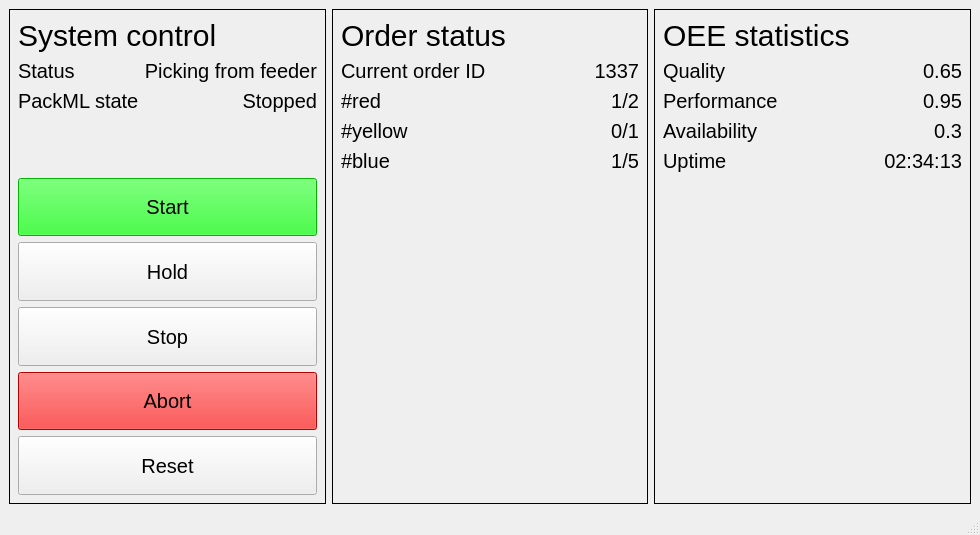
Old version of the form rsd/gui/ui_mainwindow.ui in the repository RasmusHaugaard/robot-system-design.
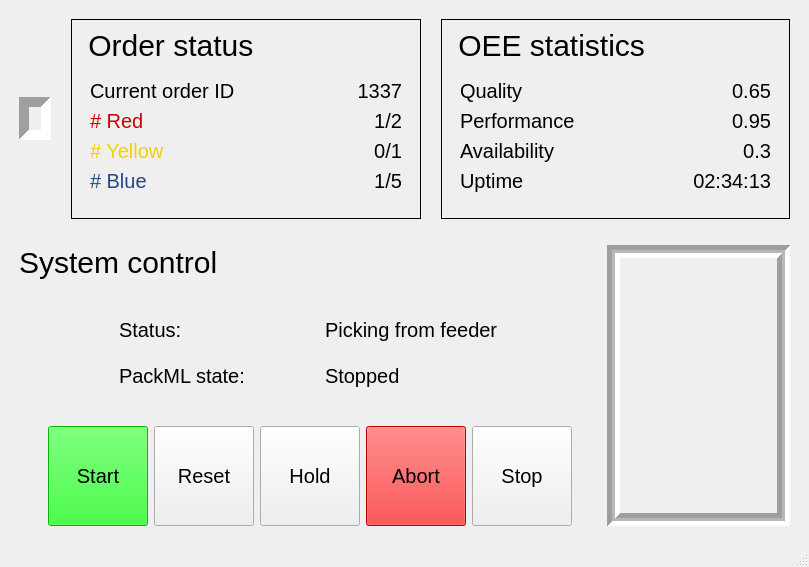
New version of the form. Icons and pictures are not drawn.

```diff
--- a/rsd/gui/ui_mainwindow.ui
+++ b/rsd/gui/ui_mainwindow.ui
@@ -6,8 +6,8 @@
    <rect>
     <x>0</x>
     <y>0</y>
-    <width>980</width>
-    <height>535</height>
+    <width>809</width>
+    <height>567</height>
    </rect>
   </property>
   <property name="windowTitle">
@@ -55,184 +55,81 @@
 
 </string>
    </property>
-   <layout class="QHBoxLayout" name="horizontalLayout">
+   <layout class="QVBoxLayout" name="verticalLayout_3">
     <item>
-     <widget class="QWidget" name="leftPanel" native="true">
-      <property name="styleSheet">
-       <string notr="true"/>
+     <layout class="QHBoxLayout" name="horizontalLayout_12">
+      <property name="spacing">
+       <number>20</number>
       </property>
-      <layout class="QVBoxLayout" name="verticalLayout">
-       <item>
-        <widget class="QLabel" name="label_7">
-         <property name="styleSheet">
-          <string notr="true">font: 30px</string>
-         </property>
-         <property name="text">
-          <string>System control</string>
-         </property>
-        </widget>
-       </item>
-       <item>
-        <layout class="QHBoxLayout" name="horizontalLayout_2">
-         <item>
-          <widget class="QLabel" name="label_4">
-           <property name="layoutDirection">
-            <enum>Qt::LeftToRight</enum>
-           </property>
-           <property name="styleSheet">
-            <string notr="true">QLabel
-{
-alignment: AlignHLeft
-}</string>
-           </property>
-           <property name="text">
-            <string>Status</string>
-           </property>
-           <property name="alignment">
-            <set>Qt::AlignLeading|Qt::AlignLeft|Qt::AlignVCenter</set>
-           </property>
-          </widget>
-         </item>
+      <property name="leftMargin">
+       <number>10</number>
+      </property>
+      <property name="topMargin">
+       <number>10</number>
+      </property>
+      <property name="rightMargin">
+       <number>10</number>
+      </property>
+      <property name="bottomMargin">
+       <number>10</number>
+      </property>
          <item>
-          <widget class="QLabel" name="statusLabel">
-           <property name="text">
-            <string>Picking from feeder</string>
-           </property>
-           <property name="alignment">
-            <set>Qt::AlignRight|Qt::AlignTrailing|Qt::AlignVCenter</set>
-           </property>
-          </widget>
-         </item>
-        </layout>
-       </item>
-       <item>
-        <layout class="QHBoxLayout" name="horizontalLayout_3">
-         <item>
-          <widget class="QLabel" name="label_13">
-           <property name="text">
-            <string>PackML state</string>
-           </property>
-           <property name="alignment">
-            <set>Qt::AlignLeading|Qt::AlignLeft|Qt::AlignVCenter</set>
-           </property>
-          </widget>
-         </item>
-         <item>
-          <widget class="QLabel" name="packmlStateLabel">
-           <property name="text">
-            <string>Stopped</string>
-           </property>
-           <property name="alignment">
-            <set>Qt::AlignRight|Qt::AlignTrailing|Qt::AlignVCenter</set>
-           </property>
-          </widget>
-         </item>
-        </layout>
-       </item>
-       <item>
-        <spacer name="verticalSpacer">
-         <property name="orientation">
-          <enum>Qt::Vertical</enum>
-         </property>
-         <property name="sizeHint" stdset="0">
+       <widget class="QLabel" name="label_10">
+        <property name="sizePolicy">
+         <sizepolicy hsizetype="Fixed" vsizetype="Fixed">
+          <horstretch>0</horstretch>
+          <verstretch>0</verstretch>
+         </sizepolicy>
+        </property>
+        <property name="minimumSize">
           <size>
-           <width>20</width>
-           <height>40</height>
-          </size>
-         </property>
-        </spacer>
-       </item>
-       <item>
-        <widget class="QPushButton" name="startButton">
-         <property name="sizePolicy">
-          <sizepolicy hsizetype="Minimum" vsizetype="Expanding">
-           <horstretch>0</horstretch>
-           <verstretch>0</verstretch>
-          </sizepolicy>
-         </property>
-         <property name="styleSheet">
-          <string notr="true">QPushButton
-{
-color: rgb(0,0, 0);
-background-color: #00FF00;
-}
-
-</string>
-         </property>
-         <property name="text">
-          <string>Start</string>
-         </property>
-        </widget>
-       </item>
-       <item>
-        <widget class="QPushButton" name="pauseButton">
-         <property name="sizePolicy">
-          <sizepolicy hsizetype="Minimum" vsizetype="Expanding">
-           <horstretch>0</horstretch>
-           <verstretch>0</verstretch>
-          </sizepolicy>
-         </property>
-         <property name="styleSheet">
-          <string notr="true">backgrond: black</string>
+          <width>0</width>
+          <height>0</height>
+         </size>
+        </property>
+        <property name="contextMenuPolicy">
+         <enum>Qt::NoContextMenu</enum>
+        </property>
+        <property name="frameShape">
+         <enum>QFrame::Panel</enum>
+        </property>
+        <property name="frameShadow">
+         <enum>QFrame::Sunken</enum>
+        </property>
+        <property name="lineWidth">
+         <number>10</number>
+        </property>
+        <property name="midLineWidth">
+         <number>3</number>
          </property>
          <property name="text">
-          <string>Hold</string>
-         </property>
-        </widget>
-       </item>
-       <item>
-        <widget class="QPushButton" name="stopButton">
-         <property name="sizePolicy">
-          <sizepolicy hsizetype="Minimum" vsizetype="Expanding">
-           <horstretch>0</horstretch>
-           <verstretch>0</verstretch>
-          </sizepolicy>
-         </property>
-         <property name="text">
-          <string>Stop</string>
-         </property>
-        </widget>
-       </item>
-       <item>
-        <widget class="QPushButton" name="abortButton">
-         <property name="sizePolicy">
-          <sizepolicy hsizetype="Minimum" vsizetype="Expanding">
-           <horstretch>0</horstretch>
-           <verstretch>0</verstretch>
-          </sizepolicy>
-         </property>
-         <property name="styleSheet">
-          <string notr="true">QPushButton
-{
-color: rgb(0,0, 0);
-background-color: #FF0000;
-}
-
-</string>
-         </property>
-         <property name="text">
-          <string>Abort</string>
-         </property>
-        </widget>
-       </item>
-       <item>
-        <widget class="QPushButton" name="resetButton">
-         <property name="sizePolicy">
-          <sizepolicy hsizetype="Minimum" vsizetype="Expanding">
-           <horstretch>0</horstretch>
-           <verstretch>0</verstretch>
-          </sizepolicy>
-         </property>
-         <property name="text">
-          <string>Reset</string>
-         </property>
-        </widget>
-       </item>
-      </layout>
+         <string/>
+        </property>
+        <property name="pixmap">
+         <pixmap resource="../../../Downloads/resources.qrc">:/image/logo.jpg</pixmap>
+        </property>
+        <property name="alignment">
+         <set>Qt::AlignHCenter|Qt::AlignTop</set>
+        </property>
+        <property name="margin">
+         <number>0</number>
+        </property>
      </widget>
     </item>
     <item>
      <widget class="QWidget" name="middlePanel_2" native="true">
+        <property name="sizePolicy">
+         <sizepolicy hsizetype="Preferred" vsizetype="Fixed">
+          <horstretch>0</horstretch>
+          <verstretch>0</verstretch>
+         </sizepolicy>
+        </property>
+        <property name="minimumSize">
+         <size>
+          <width>200</width>
+          <height>170</height>
+         </size>
+        </property>
       <property name="styleSheet">
        <string notr="true"/>
       </property>
@@ -251,17 +148,47 @@
           <string notr="true">font: 30px</string>
          </property>
          <property name="text">
-          <string>Order status</string>
+            <string> Order status</string>
          </property>
          <property name="alignment">
           <set>Qt::AlignLeading|Qt::AlignLeft|Qt::AlignVCenter</set>
          </property>
         </widget>
        </item>
+         <item>
+          <spacer name="verticalSpacer_7">
+           <property name="orientation">
+            <enum>Qt::Vertical</enum>
+           </property>
+           <property name="sizeType">
+            <enum>QSizePolicy::Fixed</enum>
+           </property>
+           <property name="sizeHint" stdset="0">
+            <size>
+             <width>20</width>
+             <height>10</height>
+            </size>
+           </property>
+          </spacer>
+         </item>
        <item>
         <layout class="QHBoxLayout" name="horizontalLayout_4">
+           <property name="leftMargin">
+            <number>10</number>
+           </property>
+           <property name="rightMargin">
+            <number>10</number>
+           </property>
          <item>
           <widget class="QLabel" name="label_2">
+             <property name="font">
+              <font>
+               <pointsize>-1</pointsize>
+               <weight>50</weight>
+               <italic>false</italic>
+               <bold>false</bold>
+              </font>
+             </property>
            <property name="text">
             <string>Current order ID</string>
            </property>
@@ -272,6 +199,14 @@
          </item>
          <item>
           <widget class="QLabel" name="orderIDLabel">
+             <property name="font">
+              <font>
+               <pointsize>-1</pointsize>
+               <weight>50</weight>
+               <italic>false</italic>
+               <bold>false</bold>
+              </font>
+             </property>
            <property name="text">
             <string>1337</string>
            </property>
@@ -284,10 +219,28 @@
        </item>
        <item>
         <layout class="QHBoxLayout" name="horizontalLayout_8">
+           <property name="leftMargin">
+            <number>10</number>
+           </property>
+           <property name="rightMargin">
+            <number>10</number>
+           </property>
          <item>
           <widget class="QLabel" name="label_14">
+             <property name="font">
+              <font>
+               <pointsize>-1</pointsize>
+               <weight>50</weight>
+               <italic>false</italic>
+               <bold>false</bold>
+              </font>
+             </property>
+             <property name="styleSheet">
+              <string notr="true">color: rgb(204, 0, 0);
+</string>
+             </property>
            <property name="text">
-            <string>#red</string>
+              <string># Red</string>
            </property>
            <property name="alignment">
             <set>Qt::AlignLeading|Qt::AlignLeft|Qt::AlignVCenter</set>
@@ -296,6 +249,14 @@
          </item>
          <item>
           <widget class="QLabel" name="numRedLabel">
+             <property name="font">
+              <font>
+               <pointsize>-1</pointsize>
+               <weight>50</weight>
+               <italic>false</italic>
+               <bold>false</bold>
+              </font>
+             </property>
            <property name="text">
             <string>1/2</string>
            </property>
@@ -308,10 +269,28 @@
        </item>
        <item>
         <layout class="QHBoxLayout" name="horizontalLayout_10">
+           <property name="leftMargin">
+            <number>10</number>
+           </property>
+           <property name="rightMargin">
+            <number>10</number>
+           </property>
          <item>
           <widget class="QLabel" name="label_17">
+             <property name="font">
+              <font>
+               <pointsize>-1</pointsize>
+               <weight>50</weight>
+               <italic>false</italic>
+               <bold>false</bold>
+              </font>
+             </property>
+             <property name="styleSheet">
+              <string notr="true">color: rgb(237, 212, 0);
+</string>
+             </property>
            <property name="text">
-            <string>#yellow</string>
+              <string># Yellow</string>
            </property>
            <property name="alignment">
             <set>Qt::AlignLeading|Qt::AlignLeft|Qt::AlignVCenter</set>
@@ -320,6 +299,14 @@
          </item>
          <item>
           <widget class="QLabel" name="numYellowLabel">
+             <property name="font">
+              <font>
+               <pointsize>-1</pointsize>
+               <weight>50</weight>
+               <italic>false</italic>
+               <bold>false</bold>
+              </font>
+             </property>
            <property name="text">
             <string>0/1</string>
            </property>
@@ -332,10 +319,30 @@
        </item>
        <item>
         <layout class="QHBoxLayout" name="horizontalLayout_9">
+           <property name="leftMargin">
+            <number>10</number>
+           </property>
+           <property name="rightMargin">
+            <number>10</number>
+           </property>
          <item>
           <widget class="QLabel" name="label_19">
+             <property name="font">
+              <font>
+               <pointsize>-1</pointsize>
+               <weight>50</weight>
+               <italic>false</italic>
+               <bold>false</bold>
+              </font>
+             </property>
+             <property name="autoFillBackground">
+              <bool>false</bool>
+             </property>
+             <property name="styleSheet">
+              <string notr="true">color: rgb(32, 74, 135);</string>
+             </property>
            <property name="text">
-            <string>#blue</string>
+              <string># Blue</string>
            </property>
            <property name="alignment">
             <set>Qt::AlignLeading|Qt::AlignLeft|Qt::AlignVCenter</set>
@@ -344,6 +351,14 @@
          </item>
          <item>
           <widget class="QLabel" name="numBlueLabel">
+             <property name="font">
+              <font>
+               <pointsize>-1</pointsize>
+               <weight>50</weight>
+               <italic>false</italic>
+               <bold>false</bold>
+              </font>
+             </property>
            <property name="text">
             <string>1/5</string>
            </property>
@@ -372,25 +387,75 @@
     </item>
     <item>
      <widget class="QWidget" name="rightPanel" native="true">
+        <property name="sizePolicy">
+         <sizepolicy hsizetype="Preferred" vsizetype="Fixed">
+          <horstretch>0</horstretch>
+          <verstretch>0</verstretch>
+         </sizepolicy>
+        </property>
+        <property name="minimumSize">
+         <size>
+          <width>200</width>
+          <height>170</height>
+         </size>
+        </property>
       <property name="styleSheet">
        <string notr="true"/>
       </property>
       <layout class="QVBoxLayout" name="verticalLayout_2">
        <item>
         <widget class="QLabel" name="label_3">
+           <property name="font">
+            <font>
+             <pointsize>-1</pointsize>
+             <weight>50</weight>
+             <italic>false</italic>
+             <bold>false</bold>
+            </font>
+           </property>
          <property name="styleSheet">
           <string notr="true">font: 30px
 </string>
          </property>
          <property name="text">
-          <string>OEE statistics</string>
+            <string> OEE statistics</string>
          </property>
         </widget>
        </item>
+         <item>
+          <spacer name="verticalSpacer_6">
+           <property name="orientation">
+            <enum>Qt::Vertical</enum>
+           </property>
+           <property name="sizeType">
+            <enum>QSizePolicy::Fixed</enum>
+           </property>
+           <property name="sizeHint" stdset="0">
+            <size>
+             <width>20</width>
+             <height>10</height>
+            </size>
+           </property>
+          </spacer>
+         </item>
        <item>
         <layout class="QHBoxLayout" name="horizontalLayout_7">
+           <property name="leftMargin">
+            <number>10</number>
+           </property>
+           <property name="rightMargin">
+            <number>10</number>
+           </property>
          <item>
           <widget class="QLabel" name="label_11">
+             <property name="font">
+              <font>
+               <pointsize>-1</pointsize>
+               <weight>50</weight>
+               <italic>false</italic>
+               <bold>false</bold>
+              </font>
+             </property>
            <property name="text">
             <string>Quality</string>
            </property>
@@ -401,6 +466,14 @@
          </item>
          <item>
           <widget class="QLabel" name="qualityLabel">
+             <property name="font">
+              <font>
+               <pointsize>-1</pointsize>
+               <weight>50</weight>
+               <italic>false</italic>
+               <bold>false</bold>
+              </font>
+             </property>
            <property name="text">
             <string>0.65</string>
            </property>
@@ -413,8 +486,22 @@
        </item>
        <item>
         <layout class="QHBoxLayout" name="horizontalLayout_6">
+           <property name="leftMargin">
+            <number>10</number>
+           </property>
+           <property name="rightMargin">
+            <number>10</number>
+           </property>
          <item>
           <widget class="QLabel" name="label_9">
+             <property name="font">
+              <font>
+               <pointsize>-1</pointsize>
+               <weight>50</weight>
+               <italic>false</italic>
+               <bold>false</bold>
+              </font>
+             </property>
            <property name="text">
             <string>Performance</string>
            </property>
@@ -425,6 +512,14 @@
          </item>
          <item>
           <widget class="QLabel" name="performanceLabel">
+             <property name="font">
+              <font>
+               <pointsize>-1</pointsize>
+               <weight>50</weight>
+               <italic>false</italic>
+               <bold>false</bold>
+              </font>
+             </property>
            <property name="text">
             <string>0.95</string>
            </property>
@@ -437,8 +532,22 @@
        </item>
        <item>
         <layout class="QHBoxLayout" name="horizontalLayout_5">
+           <property name="leftMargin">
+            <number>10</number>
+           </property>
+           <property name="rightMargin">
+            <number>10</number>
+           </property>
          <item>
           <widget class="QLabel" name="label_8">
+             <property name="font">
+              <font>
+               <pointsize>-1</pointsize>
+               <weight>50</weight>
+               <italic>false</italic>
+               <bold>false</bold>
+              </font>
+             </property>
            <property name="text">
             <string>Availability</string>
            </property>
@@ -449,6 +558,14 @@
          </item>
          <item>
           <widget class="QLabel" name="availabilityLabel">
+             <property name="font">
+              <font>
+               <pointsize>-1</pointsize>
+               <weight>50</weight>
+               <italic>false</italic>
+               <bold>false</bold>
+              </font>
+             </property>
            <property name="text">
             <string>0.3</string>
            </property>
@@ -461,8 +578,22 @@
        </item>
        <item>
         <layout class="QHBoxLayout" name="horizontalLayout_11">
+           <property name="leftMargin">
+            <number>10</number>
+           </property>
+           <property name="rightMargin">
+            <number>10</number>
+           </property>
          <item>
           <widget class="QLabel" name="label_5">
+             <property name="font">
+              <font>
+               <pointsize>-1</pointsize>
+               <weight>50</weight>
+               <italic>false</italic>
+               <bold>false</bold>
+              </font>
+             </property>
            <property name="text">
             <string>Uptime</string>
            </property>
@@ -473,6 +604,14 @@
          </item>
          <item>
           <widget class="QLabel" name="label">
+             <property name="font">
+              <font>
+               <pointsize>-1</pointsize>
+               <weight>50</weight>
+               <italic>false</italic>
+               <bold>false</bold>
+              </font>
+             </property>
            <property name="text">
             <string>02:34:13</string>
            </property>
@@ -500,6 +639,472 @@
      </widget>
     </item>
    </layout>
+    </item>
+    <item>
+     <layout class="QHBoxLayout" name="horizontalLayout" stretch="5,0">
+      <property name="spacing">
+       <number>6</number>
+      </property>
+      <property name="leftMargin">
+       <number>10</number>
+      </property>
+      <property name="topMargin">
+       <number>10</number>
+      </property>
+      <property name="rightMargin">
+       <number>10</number>
+      </property>
+      <property name="bottomMargin">
+       <number>10</number>
+      </property>
+      <item>
+       <layout class="QHBoxLayout" name="horizontalLayout_14">
+        <property name="topMargin">
+         <number>0</number>
+        </property>
+        <item>
+         <layout class="QVBoxLayout" name="verticalLayout_5">
+          <item>
+           <widget class="QLabel" name="label_7">
+            <property name="font">
+             <font>
+              <pointsize>-1</pointsize>
+              <weight>50</weight>
+              <italic>false</italic>
+              <bold>false</bold>
+             </font>
+            </property>
+            <property name="styleSheet">
+             <string notr="true">font: 30px</string>
+            </property>
+            <property name="text">
+             <string>System control</string>
+            </property>
+            <property name="textFormat">
+             <enum>Qt::AutoText</enum>
+            </property>
+           </widget>
+          </item>
+          <item>
+           <spacer name="verticalSpacer">
+            <property name="orientation">
+             <enum>Qt::Vertical</enum>
+            </property>
+            <property name="sizeHint" stdset="0">
+             <size>
+              <width>20</width>
+              <height>20</height>
+             </size>
+            </property>
+           </spacer>
+          </item>
+          <item>
+           <layout class="QHBoxLayout" name="horizontalLayout_2">
+            <property name="leftMargin">
+             <number>100</number>
+            </property>
+            <property name="rightMargin">
+             <number>0</number>
+            </property>
+            <item>
+             <widget class="QLabel" name="label_4">
+              <property name="sizePolicy">
+               <sizepolicy hsizetype="Fixed" vsizetype="Minimum">
+                <horstretch>0</horstretch>
+                <verstretch>0</verstretch>
+               </sizepolicy>
+              </property>
+              <property name="minimumSize">
+               <size>
+                <width>200</width>
+                <height>40</height>
+               </size>
+              </property>
+              <property name="font">
+               <font>
+                <pointsize>-1</pointsize>
+                <weight>50</weight>
+                <italic>false</italic>
+                <bold>false</bold>
+               </font>
+              </property>
+              <property name="layoutDirection">
+               <enum>Qt::LeftToRight</enum>
+              </property>
+              <property name="styleSheet">
+               <string notr="true">QLabel
+{
+alignment: AlignHLeft
+}</string>
+              </property>
+              <property name="text">
+               <string>Status:</string>
+              </property>
+              <property name="alignment">
+               <set>Qt::AlignLeading|Qt::AlignLeft|Qt::AlignVCenter</set>
+              </property>
+             </widget>
+            </item>
+            <item>
+             <widget class="QLabel" name="statusLabel">
+              <property name="sizePolicy">
+               <sizepolicy hsizetype="Expanding" vsizetype="Fixed">
+                <horstretch>0</horstretch>
+                <verstretch>0</verstretch>
+               </sizepolicy>
+              </property>
+              <property name="minimumSize">
+               <size>
+                <width>50</width>
+                <height>40</height>
+               </size>
+              </property>
+              <property name="font">
+               <font>
+                <pointsize>-1</pointsize>
+                <weight>50</weight>
+                <italic>false</italic>
+                <bold>false</bold>
+               </font>
+              </property>
+              <property name="text">
+               <string>Picking from feeder</string>
+              </property>
+              <property name="alignment">
+               <set>Qt::AlignLeading|Qt::AlignLeft|Qt::AlignVCenter</set>
+              </property>
+             </widget>
+            </item>
+           </layout>
+          </item>
+          <item>
+           <layout class="QHBoxLayout" name="horizontalLayout_3">
+            <property name="leftMargin">
+             <number>100</number>
+            </property>
+            <item>
+             <widget class="QLabel" name="label_13">
+              <property name="sizePolicy">
+               <sizepolicy hsizetype="Fixed" vsizetype="Minimum">
+                <horstretch>0</horstretch>
+                <verstretch>0</verstretch>
+               </sizepolicy>
+              </property>
+              <property name="minimumSize">
+               <size>
+                <width>200</width>
+                <height>40</height>
+               </size>
+              </property>
+              <property name="font">
+               <font>
+                <pointsize>-1</pointsize>
+                <weight>50</weight>
+                <italic>false</italic>
+                <bold>false</bold>
+               </font>
+              </property>
+              <property name="text">
+               <string>PackML state:</string>
+              </property>
+              <property name="alignment">
+               <set>Qt::AlignLeading|Qt::AlignLeft|Qt::AlignVCenter</set>
+              </property>
+              <property name="wordWrap">
+               <bool>false</bool>
+              </property>
+             </widget>
+            </item>
+            <item>
+             <widget class="QLabel" name="packmlStateLabel">
+              <property name="sizePolicy">
+               <sizepolicy hsizetype="Expanding" vsizetype="Fixed">
+                <horstretch>0</horstretch>
+                <verstretch>0</verstretch>
+               </sizepolicy>
+              </property>
+              <property name="minimumSize">
+               <size>
+                <width>50</width>
+                <height>40</height>
+               </size>
+              </property>
+              <property name="font">
+               <font>
+                <pointsize>-1</pointsize>
+                <weight>50</weight>
+                <italic>false</italic>
+                <bold>false</bold>
+               </font>
+              </property>
+              <property name="styleSheet">
+               <string notr="true"/>
+              </property>
+              <property name="text">
+               <string>Stopped</string>
+              </property>
+              <property name="alignment">
+               <set>Qt::AlignLeading|Qt::AlignLeft|Qt::AlignVCenter</set>
+              </property>
+             </widget>
+            </item>
+           </layout>
+          </item>
+          <item>
+           <spacer name="verticalSpacer_4">
+            <property name="orientation">
+             <enum>Qt::Vertical</enum>
+            </property>
+            <property name="sizeType">
+             <enum>QSizePolicy::Expanding</enum>
+            </property>
+            <property name="sizeHint" stdset="0">
+             <size>
+              <width>20</width>
+              <height>20</height>
+             </size>
+            </property>
+           </spacer>
+          </item>
+          <item>
+           <layout class="QHBoxLayout" name="horizontalLayout_15">
+            <item>
+             <spacer name="horizontalSpacer_2">
+              <property name="orientation">
+               <enum>Qt::Horizontal</enum>
+              </property>
+              <property name="sizeType">
+               <enum>QSizePolicy::MinimumExpanding</enum>
+              </property>
+              <property name="sizeHint" stdset="0">
+               <size>
+                <width>20</width>
+                <height>20</height>
+               </size>
+              </property>
+             </spacer>
+            </item>
+            <item>
+             <widget class="QPushButton" name="startButton">
+              <property name="sizePolicy">
+               <sizepolicy hsizetype="Fixed" vsizetype="Fixed">
+                <horstretch>0</horstretch>
+                <verstretch>0</verstretch>
+               </sizepolicy>
+              </property>
+              <property name="minimumSize">
+               <size>
+                <width>100</width>
+                <height>100</height>
+               </size>
+              </property>
+              <property name="font">
+               <font>
+                <pointsize>-1</pointsize>
+                <weight>50</weight>
+                <italic>false</italic>
+                <bold>false</bold>
+               </font>
+              </property>
+              <property name="styleSheet">
+               <string notr="true">QPushButton
+{
+color: rgb(0,0, 0);
+background-color: #00FF00;
+}
+
+</string>
+              </property>
+              <property name="text">
+               <string>Start</string>
+              </property>
+             </widget>
+            </item>
+            <item>
+             <widget class="QPushButton" name="resetButton">
+              <property name="sizePolicy">
+               <sizepolicy hsizetype="Fixed" vsizetype="Fixed">
+                <horstretch>0</horstretch>
+                <verstretch>0</verstretch>
+               </sizepolicy>
+              </property>
+              <property name="minimumSize">
+               <size>
+                <width>100</width>
+                <height>100</height>
+               </size>
+              </property>
+              <property name="font">
+               <font>
+                <pointsize>-1</pointsize>
+                <weight>50</weight>
+                <italic>false</italic>
+                <bold>false</bold>
+               </font>
+              </property>
+              <property name="text">
+               <string>Reset</string>
+              </property>
+             </widget>
+            </item>
+            <item>
+             <widget class="QPushButton" name="pauseButton">
+              <property name="sizePolicy">
+               <sizepolicy hsizetype="Fixed" vsizetype="Fixed">
+                <horstretch>0</horstretch>
+                <verstretch>0</verstretch>
+               </sizepolicy>
+              </property>
+              <property name="minimumSize">
+               <size>
+                <width>100</width>
+                <height>100</height>
+               </size>
+              </property>
+              <property name="font">
+               <font>
+                <pointsize>-1</pointsize>
+                <weight>50</weight>
+                <italic>false</italic>
+                <bold>false</bold>
+               </font>
+              </property>
+              <property name="styleSheet">
+               <string notr="true">backgrond: black</string>
+              </property>
+              <property name="text">
+               <string>Hold</string>
+              </property>
+             </widget>
+            </item>
+            <item>
+             <widget class="QPushButton" name="abortButton">
+              <property name="enabled">
+               <bool>true</bool>
+              </property>
+              <property name="sizePolicy">
+               <sizepolicy hsizetype="Fixed" vsizetype="Fixed">
+                <horstretch>0</horstretch>
+                <verstretch>0</verstretch>
+               </sizepolicy>
+              </property>
+              <property name="minimumSize">
+               <size>
+                <width>100</width>
+                <height>100</height>
+               </size>
+              </property>
+              <property name="font">
+               <font>
+                <pointsize>-1</pointsize>
+                <weight>50</weight>
+                <italic>false</italic>
+                <bold>false</bold>
+               </font>
+              </property>
+              <property name="styleSheet">
+               <string notr="true">QPushButton
+{
+color: rgb(0,0, 0);
+background-color: #FF0000;
+}
+
+</string>
+              </property>
+              <property name="text">
+               <string>Abort</string>
+              </property>
+             </widget>
+            </item>
+            <item>
+             <widget class="QPushButton" name="stopButton">
+              <property name="sizePolicy">
+               <sizepolicy hsizetype="Fixed" vsizetype="Fixed">
+                <horstretch>0</horstretch>
+                <verstretch>0</verstretch>
+               </sizepolicy>
+              </property>
+              <property name="minimumSize">
+               <size>
+                <width>100</width>
+                <height>100</height>
+               </size>
+              </property>
+              <property name="baseSize">
+               <size>
+                <width>0</width>
+                <height>0</height>
+               </size>
+              </property>
+              <property name="font">
+               <font>
+                <pointsize>-1</pointsize>
+                <weight>50</weight>
+                <italic>false</italic>
+                <bold>false</bold>
+               </font>
+              </property>
+              <property name="text">
+               <string>Stop</string>
+              </property>
+             </widget>
+            </item>
+            <item>
+             <spacer name="horizontalSpacer">
+              <property name="orientation">
+               <enum>Qt::Horizontal</enum>
+              </property>
+              <property name="sizeType">
+               <enum>QSizePolicy::MinimumExpanding</enum>
+              </property>
+              <property name="sizeHint" stdset="0">
+               <size>
+                <width>20</width>
+                <height>20</height>
+               </size>
+              </property>
+             </spacer>
+            </item>
+           </layout>
+          </item>
+         </layout>
+        </item>
+       </layout>
+      </item>
+      <item>
+       <widget class="QLabel" name="lightTowerStatus">
+        <property name="sizePolicy">
+         <sizepolicy hsizetype="Fixed" vsizetype="Fixed">
+          <horstretch>183</horstretch>
+          <verstretch>0</verstretch>
+         </sizepolicy>
+        </property>
+        <property name="minimumSize">
+         <size>
+          <width>183</width>
+          <height>281</height>
+         </size>
+        </property>
+        <property name="frameShape">
+         <enum>QFrame::Box</enum>
+        </property>
+        <property name="frameShadow">
+         <enum>QFrame::Sunken</enum>
+        </property>
+        <property name="lineWidth">
+         <number>5</number>
+        </property>
+        <property name="midLineWidth">
+         <number>3</number>
+        </property>
+        <property name="text">
+         <string/>
+        </property>
+       </widget>
+      </item>
+     </layout>
+    </item>
+   </layout>
   </widget>
   <widget class="QStatusBar" name="statusbar"/>
  </widget>
```
Left out of the diff: 4 changed lines with no effect on the pictures. Lines whose indentation alone changed are shown as unchanged.
